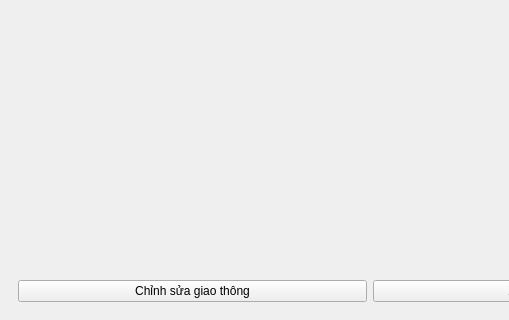
First picture: the form in admin_interface.ui, repository DuongNguyenTung2204/Map-App, before the edit; both pictures show x 0 to 509 and y 285 to 605 of the 1094 by 605 pixel window.
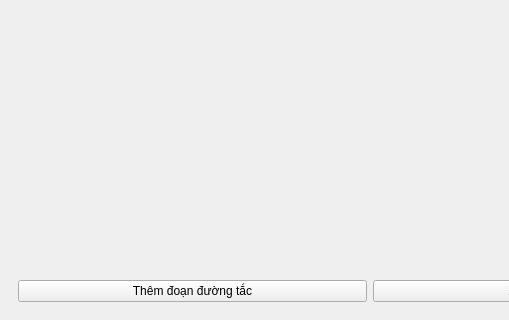
Second picture: the form after the edit.

Patch:
```diff
--- a/admin_interface.ui
+++ b/admin_interface.ui
@@ -37,7 +37,7 @@
        <item>
         <widget class="QPushButton" name="editTrafficButton">
          <property name="text">
-          <string>Chỉnh sửa giao thông</string>
+          <string>Thêm đoạn đường tắc</string>
          </property>
         </widget>
        </item>
```
